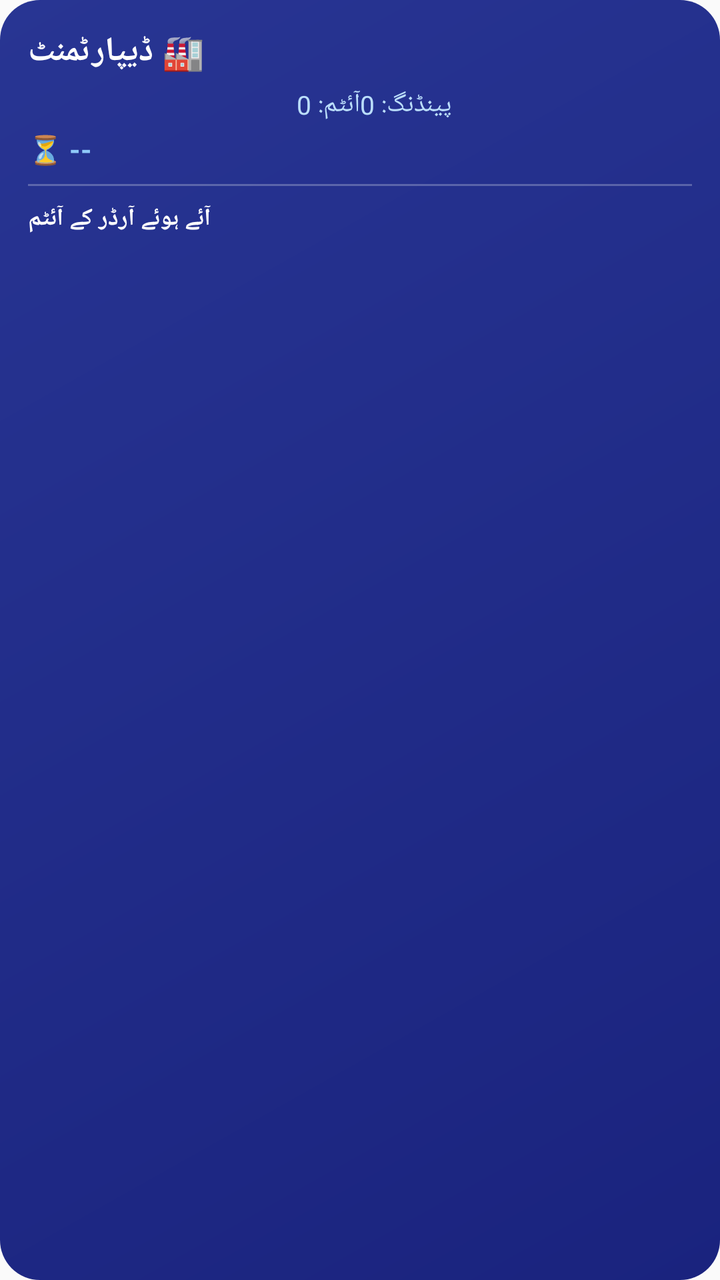
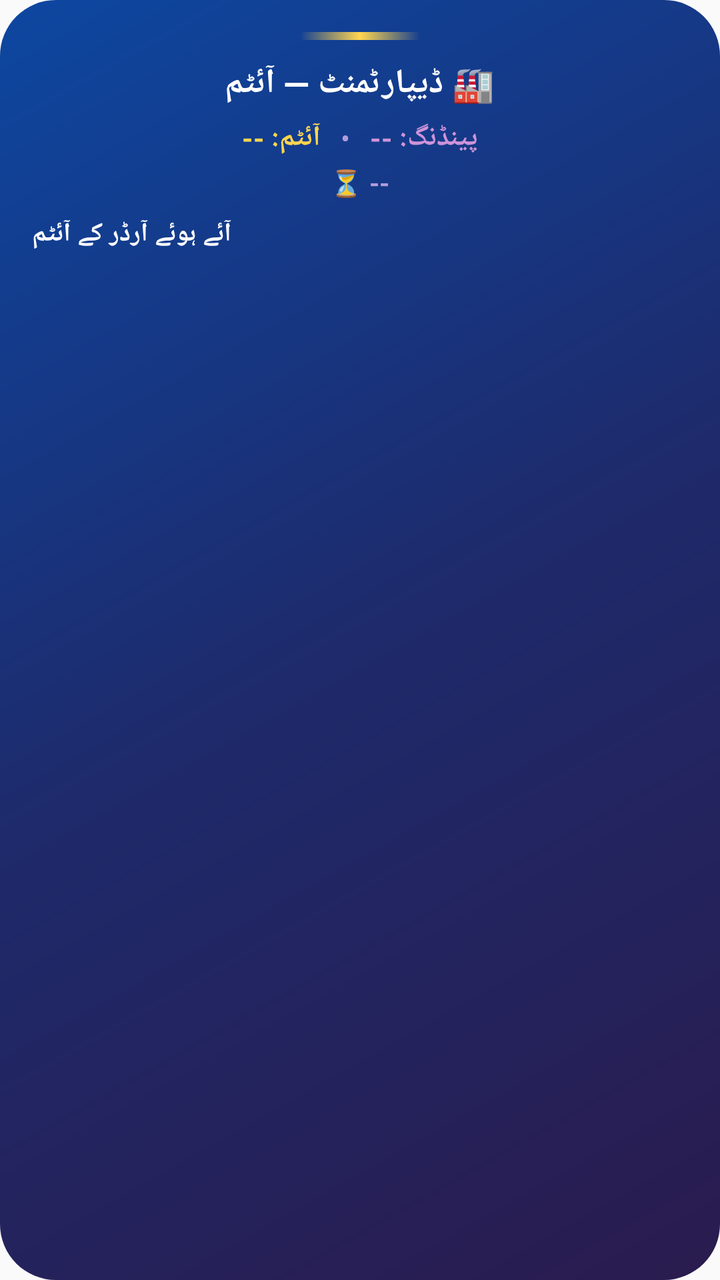

Two renders of the same Android screen: before a commit and after it. Below are the layout's source before the change and the commit's diff.
<!-- AndroidManifest.xml: application theme android:Theme.Material.Light.NoActionBar -->
<!-- res/layout/widget_dept_items.xml -->
<?xml version="1.0" encoding="utf-8"?>
<LinearLayout xmlns:android="http://schemas.android.com/apk/res/android"
    android:id="@+id/widget_root"
    android:layout_width="match_parent"
    android:layout_height="match_parent"
    android:orientation="vertical"
    android:padding="14dp"
    android:background="@drawable/widget_bg_dept">

    <TextView
        android:id="@+id/title"
        android:layout_width="wrap_content"
        android:layout_height="wrap_content"
        android:text="🏭 ڈیپارٹمنٹ"
        android:textColor="#FFFFFF"
        android:textSize="17sp"
        android:textStyle="bold" />

    <LinearLayout
        android:layout_width="match_parent"
        android:layout_height="wrap_content"
        android:orientation="horizontal"
        android:layout_marginTop="6dp">

        <TextView
            android:id="@+id/item_count"
            android:layout_width="0dp"
            android:layout_height="wrap_content"
            android:layout_weight="1"
            android:text="آئٹم: 0"
            android:textColor="#BBDEFB"
            android:textSize="13sp" />

        <TextView
            android:id="@+id/shop_count"
            android:layout_width="0dp"
            android:layout_height="wrap_content"
            android:layout_weight="1"
            android:text="پینڈنگ: 0"
            android:textColor="#BBDEFB"
            android:textSize="13sp"
            android:gravity="end" />
    </LinearLayout>

    <TextView
        android:id="@+id/countdown"
        android:layout_width="wrap_content"
        android:layout_height="wrap_content"
        android:layout_marginTop="4dp"
        android:gravity="center"
        android:text="⏳ --"
        android:textColor="#90CAF9"
        android:textSize="14sp"
        android:textStyle="bold" />

    <View
        android:layout_width="match_parent"
        android:layout_height="1dp"
        android:layout_marginTop="8dp"
        android:layout_marginBottom="8dp"
        android:background="#40FFFFFF" />

    <TextView
        android:layout_width="wrap_content"
        android:layout_height="wrap_content"
        android:text="آئے ہوئے آرڈر کے آئٹم"
        android:textColor="#FFFFFF"
        android:textSize="12sp"
        android:textStyle="bold" />

    
    <TextView
        android:id="@+id/item1"
        android:layout_width="match_parent"
        android:layout_height="wrap_content"
        android:layout_marginTop="4dp"
        android:text=""
        android:textColor="#E3F2FD"
        android:textSize="12sp"
        android:visibility="gone" />

    <TextView
        android:id="@+id/item2"
        android:layout_width="match_parent"
        android:layout_height="wrap_content"
        android:layout_marginTop="2dp"
        android:text=""
        android:textColor="#E3F2FD"
        android:textSize="12sp"
        android:visibility="gone" />

    <TextView
        android:id="@+id/item3"
        android:layout_width="match_parent"
        android:layout_height="wrap_content"
        android:layout_marginTop="2dp"
        android:text=""
        android:textColor="#E3F2FD"
        android:textSize="12sp"
        android:visibility="gone" />

    <TextView
        android:id="@+id/item4"
        android:layout_width="match_parent"
        android:layout_height="wrap_content"
        android:layout_marginTop="2dp"
        android:text=""
        android:textColor="#E3F2FD"
        android:textSize="12sp"
        android:visibility="gone" />

    <TextView
        android:id="@+id/more_items"
        android:layout_width="wrap_content"
        android:layout_height="wrap_content"
        android:layout_marginTop="4dp"
        android:text=""
        android:textColor="#90CAF9"
        android:textSize="11sp"
        android:visibility="gone" />
</LinearLayout>
<!-- resources referenced by this layout -->
<resources>
  <!-- drawable widget_bg_dept (drawable) -->
  <?xml version="1.0" encoding="utf-8"?>
  <shape xmlns:android="http://schemas.android.com/apk/res/android" android:shape="rectangle">
      <gradient android:angle="135" android:startColor="#1A237E" android:endColor="#283593" android:type="linear" />
      <corners android:radius="20dp" />
  </shape>
</resources>

<!-- the commit's change to res/layout/widget_dept_items.xml (unified diff, before → after) -->
@@ -4,14 +4,23 @@
     android:layout_width="match_parent"
     android:layout_height="match_parent"
     android:orientation="vertical"
-    android:padding="14dp"
-    android:background="@drawable/widget_bg_dept">
+    android:padding="16dp"
+    android:background="@drawable/widget_bg_dept_luxury">
+
+    
+    <View
+        android:layout_width="60dp"
+        android:layout_height="4dp"
+        android:layout_gravity="center_horizontal"
+        android:layout_marginBottom="10dp"
+        android:background="@drawable/widget_accent_gold" />
 
     <TextView
         android:id="@+id/title"
         android:layout_width="wrap_content"
         android:layout_height="wrap_content"
-        android:text="🏭 ڈیپارٹمنٹ"
+        android:layout_gravity="center_horizontal"
+        android:text="🏭 ڈیپارٹمنٹ — آئٹم"
         android:textColor="#FFFFFF"
         android:textSize="17sp"
         android:textStyle="bold" />
@@ -20,102 +29,162 @@
         android:layout_width="match_parent"
         android:layout_height="wrap_content"
         android:orientation="horizontal"
-        android:layout_marginTop="6dp">
+        android:layout_marginTop="6dp"
+        android:gravity="center">
 
         <TextView
             android:id="@+id/item_count"
-            android:layout_width="0dp"
+            android:layout_width="wrap_content"
             android:layout_height="wrap_content"
-            android:layout_weight="1"
-            android:text="آئٹم: 0"
-            android:textColor="#BBDEFB"
-            android:textSize="13sp" />
+            android:text="آئٹم: --"
+            android:textColor="#FFD54F"
+            android:textSize="14sp"
+            android:textStyle="bold" />
+
+        <TextView
+            android:layout_width="wrap_content"
+            android:layout_height="wrap_content"
+            android:text="   •   "
+            android:textColor="#B39DDB"
+            android:textSize="14sp" />
 
         <TextView
             android:id="@+id/shop_count"
-            android:layout_width="0dp"
+            android:layout_width="wrap_content"
             android:layout_height="wrap_content"
-            android:layout_weight="1"
-            android:text="پینڈنگ: 0"
-            android:textColor="#BBDEFB"
-            android:textSize="13sp"
-            android:gravity="end" />
+            android:text="پینڈنگ: --"
+            android:textColor="#CE93D8"
+            android:textSize="14sp"
+            android:textStyle="bold" />
     </LinearLayout>
 
     <TextView
         android:id="@+id/countdown"
         android:layout_width="wrap_content"
         android:layout_height="wrap_content"
+        android:layout_gravity="center_horizontal"
         android:layout_marginTop="4dp"
-        android:gravity="center"
         android:text="⏳ --"
-        android:textColor="#90CAF9"
-        android:textSize="14sp"
+        android:textColor="#B39DDB"
+        android:textSize="13sp"
         android:textStyle="bold" />
-
-    <View
-        android:layout_width="match_parent"
-        android:layout_height="1dp"
-        android:layout_marginTop="8dp"
-        android:layout_marginBottom="8dp"
-        android:background="#40FFFFFF" />
 
     <TextView
         android:layout_width="wrap_content"
         android:layout_height="wrap_content"
+        android:layout_marginTop="8dp"
         android:text="آئے ہوئے آرڈر کے آئٹم"
         android:textColor="#FFFFFF"
-        android:textSize="12sp"
+        android:textSize="13sp"
         android:textStyle="bold" />
 
     
-    <TextView
-        android:id="@+id/item1"
+    <LinearLayout
+        android:id="@+id/item1_card"
+        android:layout_width="match_parent"
+        android:layout_height="wrap_content"
+        android:layout_marginTop="6dp"
+        android:orientation="horizontal"
+        android:padding="8dp"
+        android:background="@drawable/widget_card_glass"
+        android:visibility="gone">
+
+        <TextView
+            android:id="@+id/item1"
+            android:layout_width="0dp"
+            android:layout_height="wrap_content"
+            android:layout_weight="1"
+            android:text=""
+            android:textColor="#FFFFFF"
+            android:textSize="13sp" />
+
+        <TextView
+            android:id="@+id/qty1"
+            android:layout_width="wrap_content"
+            android:layout_height="wrap_content"
+            android:text=""
+            android:textColor="#FFD54F"
+            android:textSize="13sp"
+            android:textStyle="bold" />
+    </LinearLayout>
+
+    <LinearLayout
+        android:id="@+id/item2_card"
         android:layout_width="match_parent"
         android:layout_height="wrap_content"
         android:layout_marginTop="4dp"
-        android:text=""
-        android:textColor="#E3F2FD"
-        android:textSize="12sp"
-        android:visibility="gone" />
+        android:orientation="horizontal"
+        android:padding="8dp"
+        android:background="@drawable/widget_card_glass"
+        android:visibility="gone">
 
-    <TextView
-        android:id="@+id/item2"
+        <TextView
+            android:id="@+id/item2"
+            android:layout_width="0dp"
+            android:layout_height="wrap_content"
+            android:layout_weight="1"
+            android:text=""
+            android:textColor="#FFFFFF"
+            android:textSize="13sp" />
+
+        <TextView
+            android:id="@+id/qty2"
+            android:layout_width="wrap_content"
+            android:layout_height="wrap_content"
+            android:text=""
+            android:textColor="#FFD54F"
+            android:textSize="13sp"
+            android:textStyle="bold" />
+    </LinearLayout>
+
+    <LinearLayout
+        android:id="@+id/item3_card"
         android:layout_width="match_parent"
         android:layout_height="wrap_content"
-        android:layout_marginTop="2dp"
-        android:text=""
-        android:textColor="#E3F2FD"
-        android:textSize="12sp"
-        android:visibility="gone" />
+        android:layout_marginTop="4dp"
+        android:orientation="horizontal"
+        android:padding="8dp"
+        android:background="@drawable/widget_card_glass"
+        android:visibility="gone">
 
-    <TextView
-        android:id="@+id/item3"
-        android:layout_width="match_parent"
-        android:layout_height="wrap_content"
-        android:layout_marginTop="2dp"
-        android:text=""
-        android:textColor="#E3F2FD"
-        android:textSize="12sp"
-        android:visibility="gone" />
+        <TextView
+            android:id="@+id/item3"
+            android:layout_width="0dp"
+            android:layout_height="wrap_content"
+            android:layout_weight="1"
+            android:text=""
+            android:textColor="#FFFFFF"
+            android:textSize="13sp" />
 
-    <TextView
-        android:id="@+id/item4"
-        android:layout_width="match_parent"
-        android:layout_height="wrap_content"
-        android:layout_marginTop="2dp"
-        android:text=""
-        android:textColor="#E3F2FD"
-        android:textSize="12sp"
-        android:visibility="gone" />
+        <TextView
+            android:id="@+id/qty3"
+            android:layout_width="wrap_content"
+            android:layout_height="wrap_content"
+            android:text=""
+            android:textColor="#FFD54F"
+            android:textSize="13sp"
+            android:textStyle="bold" />
+    </LinearLayout>
 
     <TextView
         android:id="@+id/more_items"
         android:layout_width="wrap_content"
         android:layout_height="wrap_content"
+        android:layout_gravity="center_horizontal"
         android:layout_marginTop="4dp"
         android:text=""
-        android:textColor="#90CAF9"
+        android:textColor="#B39DDB"
         android:textSize="11sp"
         android:visibility="gone" />
+
+    <TextView
+        android:id="@+id/login_hint"
+        android:layout_width="wrap_content"
+        android:layout_height="wrap_content"
+        android:layout_gravity="center_horizontal"
+        android:layout_marginTop="8dp"
+        android:text="لاگ اِن کریں — ویجٹ دبائیں"
+        android:textColor="#90CAF9"
+        android:textSize="12sp"
+        android:visibility="gone" />
 </LinearLayout>
<!-- resource entries referenced after the edit -->
@@ -1,10 +1,38 @@
 <!-- resources referenced by this layout -->
 <resources>
-  <!-- drawable widget_bg_dept (drawable) -->
+  <!-- drawable widget_accent_gold (drawable) -->
   <?xml version="1.0" encoding="utf-8"?>
-  <shape xmlns:android="http://schemas.android.com/apk/res/android" android:shape="rectangle">
-      <gradient android:angle="135" android:startColor="#1A237E" android:endColor="#283593" android:type="linear" />
-      <corners android:radius="20dp" />
+  <shape xmlns:android="http://schemas.android.com/apk/res/android"
+      android:shape="rectangle">
+      <gradient
+          android:angle="0"
+          android:startColor="#00FFD54F"
+          android:centerColor="#FFD54F"
+          android:endColor="#00FFD54F"
+          android:type="linear" />
+      <corners android:radius="2dp" />
+  </shape>
+  <!-- drawable widget_bg_dept_luxury (drawable) -->
+  <?xml version="1.0" encoding="utf-8"?>
+  <shape xmlns:android="http://schemas.android.com/apk/res/android"
+      android:shape="rectangle">
+      <gradient
+          android:angle="135"
+          android:startColor="#2A1B4E"
+          android:centerColor="#1E2A6B"
+          android:endColor="#0D47A1"
+          android:type="linear" />
+      <corners android:radius="28dp" />
+  </shape>
+  <!-- drawable widget_card_glass (drawable) -->
+  <?xml version="1.0" encoding="utf-8"?>
+  <shape xmlns:android="http://schemas.android.com/apk/res/android"
+      android:shape="rectangle">
+      <solid android:color="#25FFFFFF" />
+      <corners android:radius="14dp" />
+      <stroke
+          android:width="1dp"
+          android:color="#40FFFFFF" />
   </shape>
 </resources>
 
